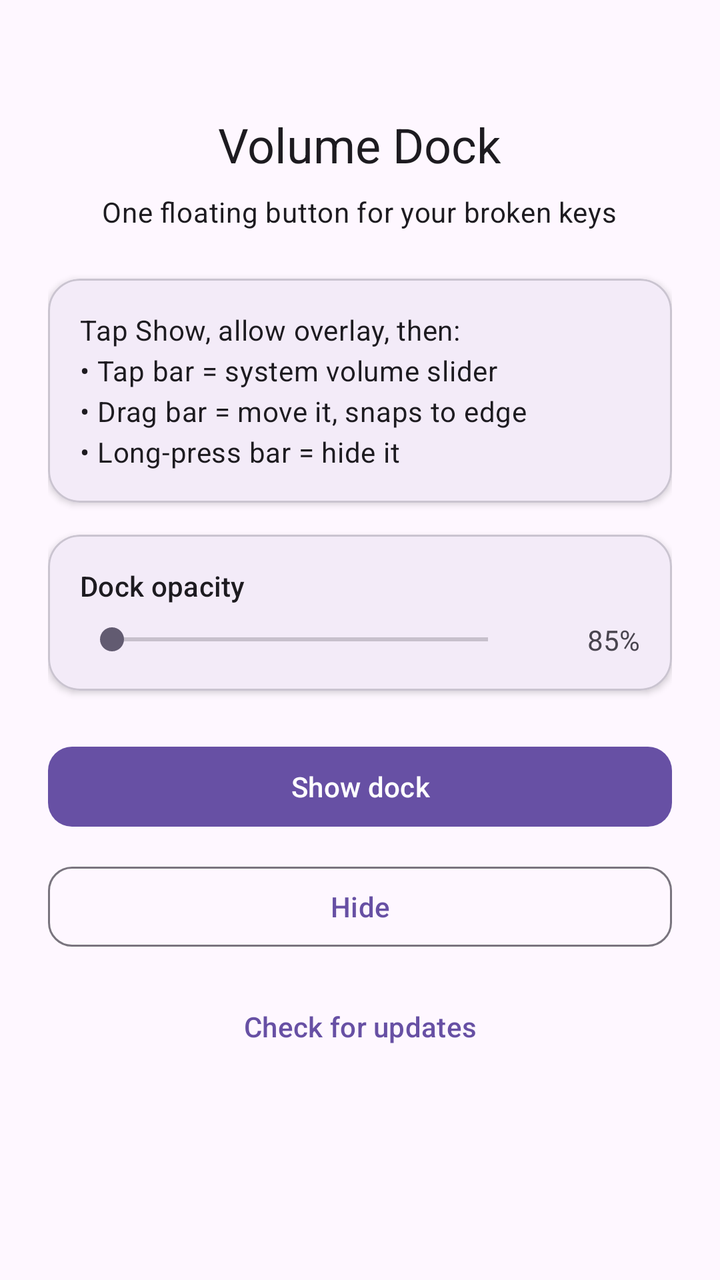
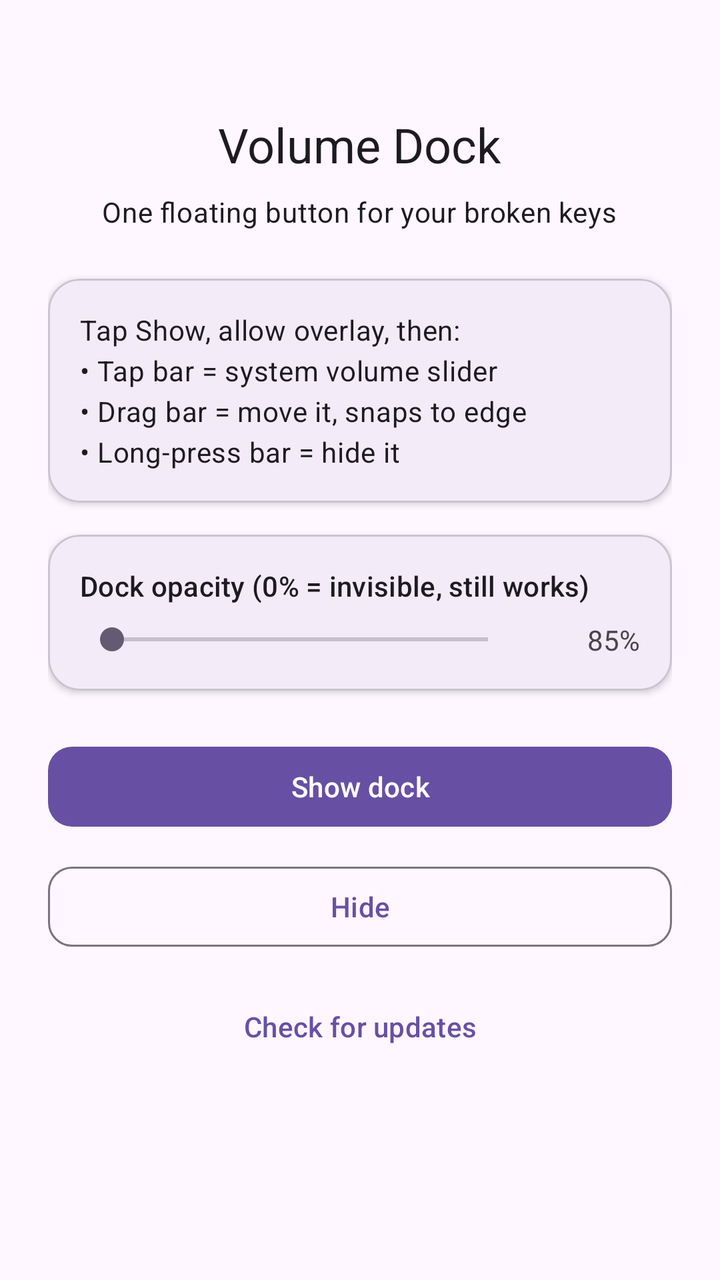

Compare the two renders of this Android layout. The source of the first and the diff that turns it into the second are given below.
<!-- AndroidManifest.xml: application theme Theme.VolumeButtons -->
<!-- res/layout/activity_main.xml -->
<?xml version="1.0" encoding="utf-8"?>
<ScrollView xmlns:android="http://schemas.android.com/apk/res/android"
    xmlns:app="http://schemas.android.com/apk/res-auto"
    android:layout_width="match_parent"
    android:layout_height="match_parent"
    android:fillViewport="true">

    <LinearLayout
        android:orientation="vertical"
        android:gravity="center_horizontal"
        android:padding="24dp"
        android:layout_width="match_parent"
        android:layout_height="wrap_content">

        <TextView
            android:layout_width="wrap_content"
            android:layout_height="wrap_content"
            android:text="Volume Dock"
            android:textAppearance="?attr/textAppearanceHeadlineSmall"
            android:layout_marginTop="32dp"
            android:layout_marginBottom="8dp" />

        <TextView
            android:layout_width="wrap_content"
            android:layout_height="wrap_content"
            android:text="One floating button for your broken keys"
            android:textAppearance="?attr/textAppearanceBodyMedium"
            android:layout_marginBottom="24dp" />

        <com.google.android.material.card.MaterialCardView
            android:layout_width="match_parent"
            android:layout_height="wrap_content"
            android:layout_marginBottom="16dp"
            app:cardCornerRadius="16dp"
            app:cardElevation="2dp">

            <TextView
                android:layout_width="wrap_content"
                android:layout_height="wrap_content"
                android:padding="16dp"
                android:text="Tap Show, allow overlay, then:\n• Tap bar = system volume slider\n• Drag bar = move it, snaps to edge\n• Long-press bar = hide it"
                android:textAppearance="?attr/textAppearanceBodyMedium"
                android:lineSpacingExtra="4dp" />

        </com.google.android.material.card.MaterialCardView>

        <com.google.android.material.card.MaterialCardView
            android:layout_width="match_parent"
            android:layout_height="wrap_content"
            android:layout_marginBottom="24dp"
            app:cardCornerRadius="16dp"
            app:cardElevation="2dp">

            <LinearLayout
                android:orientation="vertical"
                android:padding="16dp"
                android:layout_width="match_parent"
                android:layout_height="wrap_content">

                <TextView
                    android:layout_width="wrap_content"
                    android:layout_height="wrap_content"
                    android:text="Dock opacity"
                    android:textAppearance="?attr/textAppearanceTitleSmall"
                    android:layout_marginBottom="8dp" />

                <LinearLayout
                    android:orientation="horizontal"
                    android:gravity="center_vertical"
                    android:layout_width="match_parent"
                    android:layout_height="wrap_content">

                    <SeekBar
                        android:id="@+id/opacitySeek"
                        android:layout_width="0dp"
                        android:layout_weight="1"
                        android:layout_height="wrap_content" />

                    <TextView
                        android:id="@+id/opacityValue"
                        android:layout_width="wrap_content"
                        android:layout_height="wrap_content"
                        android:minWidth="48dp"
                        android:gravity="end"
                        android:text="85%"
                        android:layout_marginStart="12dp" />

                </LinearLayout>
            </LinearLayout>
        </com.google.android.material.card.MaterialCardView>

        <com.google.android.material.button.MaterialButton
            android:id="@+id/btnStart"
            android:layout_width="match_parent"
            android:layout_height="wrap_content"
            android:layout_marginBottom="12dp"
            android:text="Show dock"
            app:cornerRadius="12dp" />

        <com.google.android.material.button.MaterialButton
            android:id="@+id/btnStop"
            android:layout_width="match_parent"
            android:layout_height="wrap_content"
            android:text="Hide"
            style="@style/Widget.Material3.Button.OutlinedButton"
            app:cornerRadius="12dp" />

        <com.google.android.material.button.MaterialButton
            android:id="@+id/btnUpdate"
            android:layout_width="match_parent"
            android:layout_height="wrap_content"
            android:layout_marginTop="12dp"
            android:text="Check for updates"
            style="@style/Widget.Material3.Button.TextButton" />

    </LinearLayout>
</ScrollView>
<!-- resources referenced by this layout -->
<resources>
  <style name="Theme.VolumeButtons" parent="Theme.Material3.DayNight.NoActionBar">
          <item name="colorPrimary">#6750A4</item>
          <item name="colorOnPrimary">#FFFFFF</item>
          <item name="colorPrimaryContainer">#EADDFF</item>
          <item name="colorSecondary">#625B71</item>
          <item name="android:statusBarColor">?attr/colorSurface</item>
      </style>
</resources>

<!-- the commit's change to res/layout/activity_main.xml (unified diff, before → after) -->
@@ -60,7 +60,7 @@
                 <TextView
                     android:layout_width="wrap_content"
                     android:layout_height="wrap_content"
-                    android:text="Dock opacity"
+                    android:text="Dock opacity (0% = invisible, still works)"
                     android:textAppearance="?attr/textAppearanceTitleSmall"
                     android:layout_marginBottom="8dp" />
 
